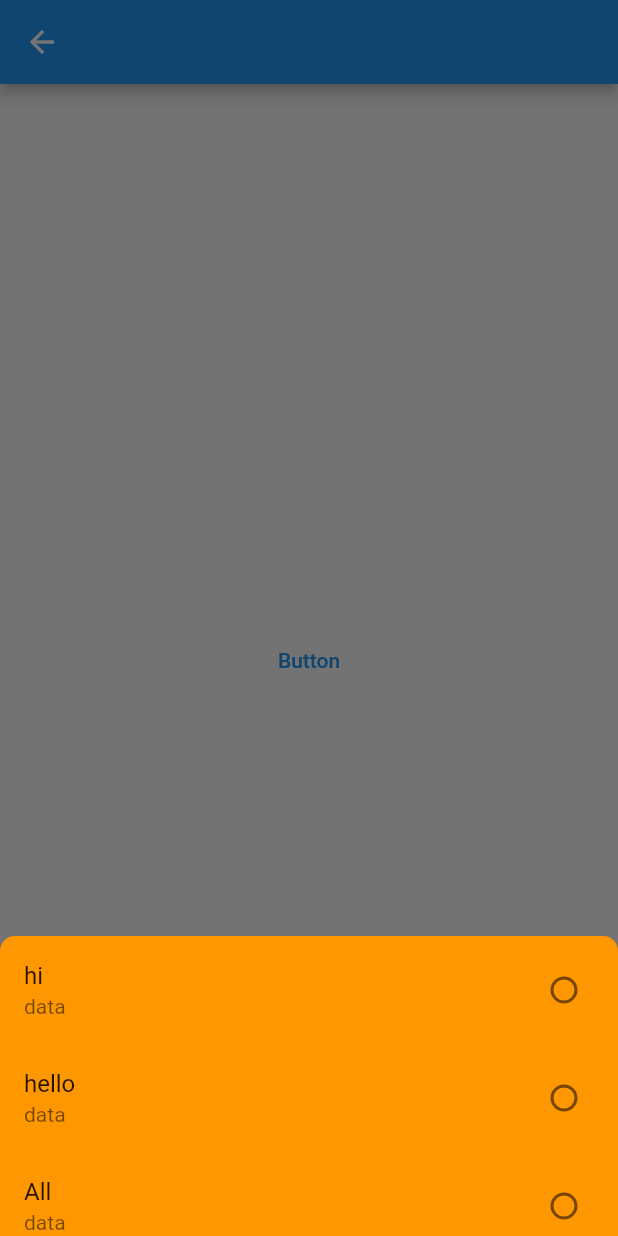
After one commit to viren1194/product_app_demo, a Flutter app: the DemoPage screen opened directly, after a tap on "Button", on a phone screen of 412 x 824 dp. The commit adds this screen. Run offline on Flutter 3.47's test engine with Material 2 defaults, Android fonts, the phone set to English and light mode, and no system bars; our stand-ins replace get, image_picker, shared_preferences; missing offline and left inert: gradient_slider; accounts and stored records are empty.

Commit message:
radio button

```diff
--- a/lib/main.dart
+++ b/lib/main.dart
@@ -1,6 +1,7 @@
 import 'package:flutter/material.dart';
 import 'package:get/get.dart';
 import 'package:product_app/utils/get_di.dart' as di;
+import 'package:product_app/view/demo.dart';
 import 'package:product_app/view/home_page.dart';
 import 'package:product_app/view/image_post.dart';
 
@@ -26,7 +27,7 @@ class MyApp extends StatelessWidget {
       theme: ThemeData.light(), // Set your initial theme here
       darkTheme: ThemeData.dark(),
       themeMode: ThemeMode.light, // Set your initial theme mode here
-      home: const UploadImageScreen(),
+      home: const UploadImage(),
     );
   }
 }
--- /dev/null
+++ b/lib/view/demo.dart
@@ -0,0 +1,99 @@
+import 'package:flutter/material.dart';
+import 'package:get/get.dart';
+
+class DemoPage extends StatefulWidget {
+  const DemoPage({Key? key}) : super(key: key);
+
+  @override
+  State<DemoPage> createState() => _DemoPageState();
+}
+
+class _DemoPageState extends State<DemoPage> {
+  List<String> values = ['hi', 'hello'];
+  String selectedValue = '';
+  // String previousSelectedValue = '';
+
+  // void toggleValue(String value) {
+  //   if (selectedValue == value) {
+  //     setState(() {
+  //       selectedValue = '';
+  //       previousSelectedValue = '';
+  //     });
+  //     Get.back();
+  //   } else {
+  //     setState(() {
+  //       previousSelectedValue = selectedValue;
+  //       selectedValue = value;
+  //     });
+  //     print(selectedValue);
+  //   }
+  // }
+
+  @override
+  Widget build(BuildContext context) {
+    return Scaffold(
+      appBar: AppBar(),
+      body: Center(
+        child: TextButton(
+          onPressed: () {
+            Get.bottomSheet(
+              SizedBox(
+                height: 200,
+                child: ListView.builder(
+                  itemCount: values.length + 1, // Add 1 for the "All" option
+                  itemBuilder: (context, index) {
+                    if (index == values.length) {
+                      // Add a special "All" radio tile
+                      return RadioListTile(
+                        controlAffinity: ListTileControlAffinity.trailing,
+                        activeColor: Colors.blue,
+                        title: Text('All'),
+                        subtitle: const Text('data'),
+                        value: 'null',
+                        groupValue: selectedValue,
+                        onChanged: (value) {
+                          // toggleValue(value!);
+                          setState(() {
+                            selectedValue = value!;
+                            print(selectedValue);
+                            Get.back();
+                          });
+                        },
+                      );
+                    } else {
+                      // Regular radio tiles from the values list
+                      final value = values[index];
+                      return RadioListTile(
+                        controlAffinity: ListTileControlAffinity.trailing,
+                        activeColor: Colors.blue,
+                        title: Text(value),
+                        subtitle: const Text('data'),
+                        value: value,
+                        groupValue: selectedValue,
+                        onChanged: (value) {
+                          setState(() {
+                            selectedValue = value!;
+                            print(selectedValue);
+                            Get.back();
+                          });
+                        },
+                      );
+                    }
+                  },
+                ),
+              ),
+              shape: const RoundedRectangleBorder(
+                borderRadius: BorderRadius.only(
+                  topLeft: Radius.circular(10.0),
+                  topRight: Radius.circular(10.0),
+                ),
+              ),
+              backgroundColor: Colors.orange,
+            );
+          },
+          child: const Text("Button"),
+        ),
+      ),
+    );
+  }
+}
```
Also changed, not shown: lib/view/image_post.dart (+17 -2 lines).
